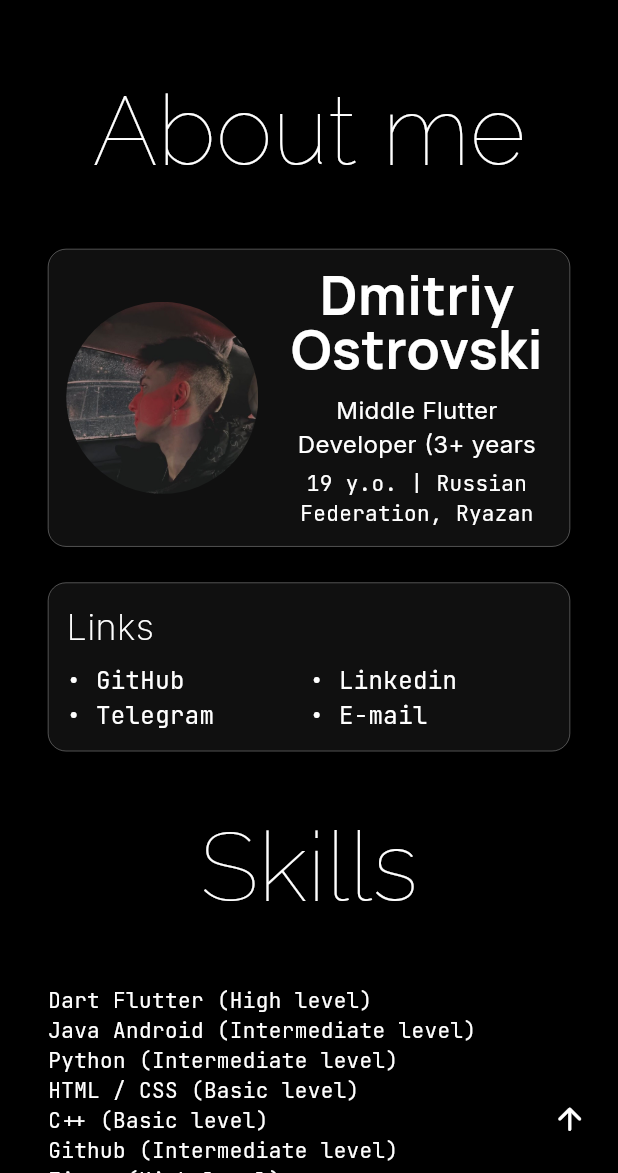
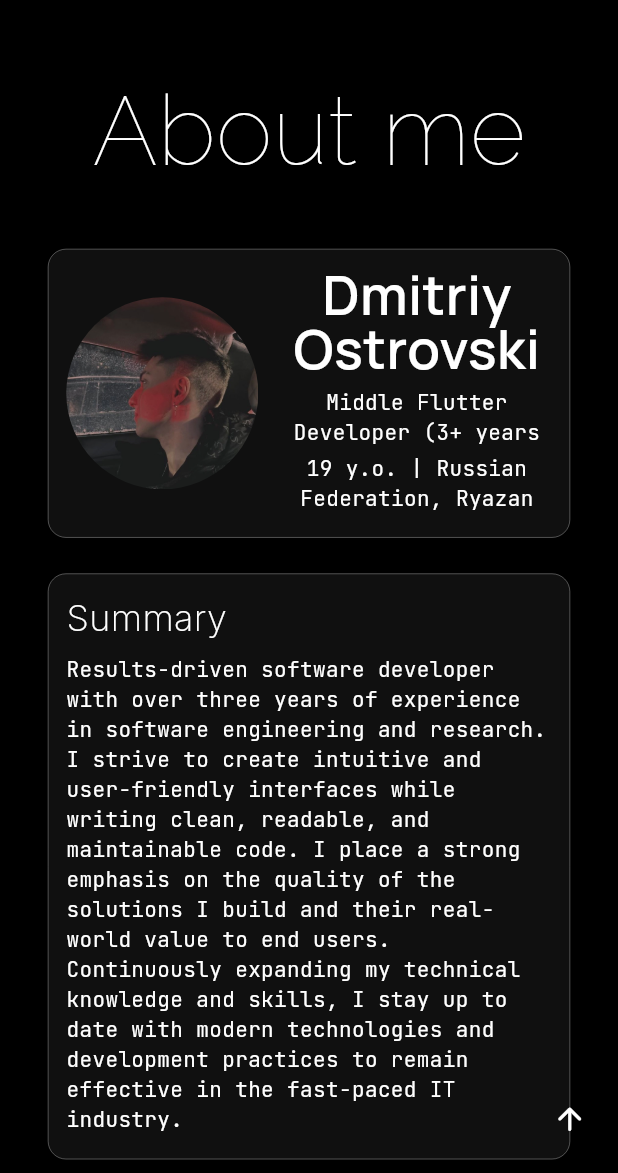
Before and after one commit to QUSAD-prod/qusad_prod_web, a Flutter app: the screen it shows after launch, after a tap on the "arrow downward" icon, on a phone screen of 412 x 824 dp, the part 63-1236 px from its top. Run offline on Flutter 3.47's test engine with Material 3 defaults, Android fonts, the phone set to English and light mode, and no system bars; our stand-ins replace animated_text_kit, google_fonts, sizer.

Commit message:
add summary info

```diff
--- /dev/null
+++ b/lib/features/about_group_widgets.dart
@@ -0,0 +1,127 @@
+part of 'home_screen.dart';
+
+Widget basicInfoWidget() {
+  return Container(
+    padding: EdgeInsets.all(12),
+    decoration: BoxDecoration(
+      color: Colors.white.withAlpha(16),
+      borderRadius: BorderRadius.circular(12),
+      border: Border.all(color: Colors.white, width: 0.2),
+    ),
+    constraints: BoxConstraints(minWidth: 100.w > 100.h ? 45.w : 100.w - 64, maxWidth: 100.w - 64),
+    child: Row(
+      mainAxisSize: MainAxisSize.min,
+      crossAxisAlignment: CrossAxisAlignment.center,
+      children: [
+        ClipRRect(
+          borderRadius: BorderRadius.circular(100),
+          child: Image.asset('assets/images/avatar.jpeg', width: 128, height: 128),
+        ),
+        const SizedBox(width: 16),
+        ConstrainedBox(
+          constraints: BoxConstraints(maxHeight: 256, maxWidth: 100.w - 232.4),
+          child: Column(
+            mainAxisSize: MainAxisSize.min,
+            crossAxisAlignment: CrossAxisAlignment.start,
+            children: [
+              Text(
+                'Dmitriy Ostrovskiy',
+                textAlign: TextAlign.center,
+                style: GoogleFonts.manrope(fontSize: 36, fontWeight: FontWeight.w600, height: 1),
+                maxLines: 2,
+              ),
+              SizedBox(height: 8),
+              Text(
+                "Middle Flutter Developer (3+ years of flutter experience)",
+                textAlign: TextAlign.center,
+                style: GoogleFonts.jetBrainsMono(),
+                maxLines: 2,
+              ),
+              SizedBox(height: 4),
+              Text(
+                "19 y.o. | Russian Federation, Ryazan",
+                textAlign: TextAlign.center,
+                style: GoogleFonts.jetBrainsMono(),
+                maxLines: 2,
+              ),
+              SizedBox(height: 4),
+            ],
+          ),
+        ),
+      ],
+    ),
+  );
+}
+
+Widget summaryWidget() {
+  return Container(
+    padding: EdgeInsets.all(12),
+    decoration: BoxDecoration(
+      color: Colors.white.withAlpha(16),
+      borderRadius: BorderRadius.circular(12),
+      border: Border.all(color: Colors.white, width: 0.2),
+    ),
+    constraints: BoxConstraints(maxWidth: 100.w > 100.h ? 45.w : 100.w - 64),
+    child: Column(
+      mainAxisSize: MainAxisSize.min,
+      crossAxisAlignment: CrossAxisAlignment.start,
+      children: [
+        Text('Summary', style: GoogleFonts.inter(fontSize: 24, fontWeight: FontWeight.w200)),
+        const SizedBox(height: 8),
+        Text(
+          "Results-driven software developer with over three years of experience in software engineering and research. I strive to create intuitive and user-friendly interfaces while writing clean, readable, and maintainable code. I place a strong emphasis on the quality of the solutions I build and their real-world value to end users. Continuously expanding my technical knowledge and skills, I stay up to date with modern technologies and development practices to remain effective in the fast-paced IT industry.",
+          style: GoogleFonts.jetBrainsMono(),
+        ),
+        const SizedBox(height: 4),
+      ],
+    ),
+  );
+}
+
+Widget linksWidget() {
+  return Container(
+    padding: EdgeInsets.all(12),
+    decoration: BoxDecoration(
+      color: Colors.white.withAlpha(16),
+      borderRadius: BorderRadius.circular(12),
+      border: Border.all(color: Colors.white, width: 0.2),
+    ),
+    constraints: BoxConstraints(maxWidth: 100.w - 64),
+    child: Row(
+      mainAxisSize: MainAxisSize.min,
+      children: [
+        const SizedBox(width: 8),
+        Transform.rotate(angle: pi / 12, child: Icon(Icons.chat_outlined, size: 36)),
+        const SizedBox(width: 16),
+        Column(
+          mainAxisSize: MainAxisSize.min,
+          crossAxisAlignment: CrossAxisAlignment.start,
+          children: [
+            Text('Links', style: GoogleFonts.inter(fontSize: 24, fontWeight: FontWeight.w200)),
+            const SizedBox(height: 8),
+            Table(
+              defaultColumnWidth: FixedColumnWidth(100.w > 100.h ? 15.w : 50.w - 44),
+              children: [
+                TableRow(
+                  children: [
+                    HoveredWebAnchor(label: "• GitHub", url: 'https://github.com/QUSAD-prod'),
+                    HoveredWebAnchor(
+                      label: "• Linkedin",
+                      url: 'https://www.linkedin.com/in/dmitriy-ostrovskiy-ab6615355/',
+                    ),
+                  ],
+                ),
+                TableRow(
+                  children: [
+                    HoveredWebAnchor(label: "• Telegram", url: 'https://t.me/prodbyqusad'),
+                    HoveredWebAnchor(label: "• E-mail", url: 'mailto:qusad.prod@gmail.com'),
+                  ],
+                ),
+              ],
+            ),
+          ],
+        ),
+      ],
+    ),
+  );
+}
--- a/lib/features/home_screen.dart
+++ b/lib/features/home_screen.dart
@@ -1,8 +1,12 @@
+import 'dart:math';
+
 import 'package:animated_text_kit/animated_text_kit.dart';
 import 'package:flutter/material.dart';
 import 'package:google_fonts/google_fonts.dart';
 import 'package:qusad_prod_web/core/widgets/hovered_web_anchor.dart';
 import 'package:sizer/sizer.dart';
+
+part 'about_group_widgets.dart';
 
 class HomeScreen extends StatefulWidget {
   const HomeScreen({super.key});
@@ -18,7 +22,7 @@ class _HomeScreenState extends State<HomeScreen> {
   double _logoOpacity = 1;
   double _aboutOpacity = 0;
   double _basicInfoOffset = -1;
-  double _linksOffset = 1;
+  double _summaryOffset = 1;
 
   @override
   void initState() {
@@ -45,17 +49,23 @@ class _HomeScreenState extends State<HomeScreen> {
       });
     }
 
-    if (_position.pixels <= 90.h) {
+    if (_position.pixels <= 65.h) {
       setState(() {
         _aboutOpacity = _position.pixels / 90.h;
-        _basicInfoOffset = -1 + (_position.pixels / 90.h);
-        _linksOffset = 1 - (_position.pixels / 90.h);
+        _basicInfoOffset = -1 + (_position.pixels / 65.h);
+        _summaryOffset = 1 - (_position.pixels / 90.h);
+      });
+    } else if (_position.pixels < 90.h) {
+      setState(() {
+        _aboutOpacity = _position.pixels / 90.h;
+        _basicInfoOffset = 0;
+        _summaryOffset = 1 - (_position.pixels / 90.h);
       });
     } else if (_position.pixels > 90.h) {
       setState(() {
         _aboutOpacity = 1;
         _basicInfoOffset = 0;
-        _linksOffset = 0;
+        _summaryOffset = 0;
       });
     }
   }
@@ -219,11 +229,16 @@ class _HomeScreenState extends State<HomeScreen> {
         ),
         SizedBox(height: 24),
         Transform.translate(
-          offset: Offset(_linksOffset * 100.w, 0),
+          offset: Offset(_summaryOffset * 100.w, 0),
           child: Opacity(
             opacity: _aboutOpacity,
-            child: Align(alignment: Alignment.topRight, child: linksWidget()),
+            child: Align(alignment: Alignment.topRight, child: summaryWidget()),
           ),
+        ),
+        SizedBox(height: 24),
+        Opacity(
+          opacity: _aboutOpacity,
+          child: Align(alignment: Alignment.topLeft, child: linksWidget()),
         ),
         SizedBox(height: 32),
         Center(
@@ -244,99 +259,4 @@ class _HomeScreenState extends State<HomeScreen> {
       ],
     );
   }
-
-  Widget linksWidget() {
-    return Container(
-      padding: EdgeInsets.all(12),
-      decoration: BoxDecoration(
-        color: Colors.white.withAlpha(16),
-        borderRadius: BorderRadius.circular(12),
-        border: Border.all(color: Colors.white, width: 0.2),
-      ),
-      constraints: BoxConstraints(maxWidth: 100.w - 64),
-      child: Column(
-        mainAxisSize: MainAxisSize.min,
-        crossAxisAlignment: CrossAxisAlignment.start,
-        children: [
-          Text('Links', style: GoogleFonts.inter(fontSize: 24, fontWeight: FontWeight.w200)),
-          const SizedBox(height: 8),
-          Table(
-            defaultColumnWidth: FixedColumnWidth(100.w > 100.h ? 20.w : 50.w - 44),
-            children: [
-              TableRow(
-                children: [
-                  HoveredWebAnchor(label: "• GitHub", url: 'https://github.com/QUSAD-prod'),
-                  HoveredWebAnchor(
-                    label: '• Linkedin',
-                    url: 'https://www.linkedin.com/in/dmitriy-ostrovskiy-ab6615355/',
-                  ),
-                ],
-              ),
-              TableRow(
-                children: [
-                  HoveredWebAnchor(label: '• Telegram', url: 'https://t.me/prodbyqusad'),
-                  HoveredWebAnchor(label: '• E-mail', url: 'mailto:qusad.prod@gmail.com'),
-                ],
-              ),
-            ],
-          ),
-        ],
-      ),
-    );
-  }
-
-  Widget basicInfoWidget() {
-    return Container(
-      padding: EdgeInsets.all(12),
-      decoration: BoxDecoration(
-        color: Colors.white.withAlpha(16),
-        borderRadius: BorderRadius.circular(12),
-        border: Border.all(color: Colors.white, width: 0.2),
-      ),
-      constraints: BoxConstraints(
-        minWidth: 100.w > 100.h ? 50.w : 100.w - 64,
-        maxWidth: 100.w - 64,
-      ),
-      child: Row(
-        mainAxisSize: MainAxisSize.min,
-        crossAxisAlignment: CrossAxisAlignment.center,
-        children: [
-          ClipRRect(
-            borderRadius: BorderRadius.circular(100),
-            child: Image.asset('assets/images/avatar.jpeg', width: 128, height: 128),
-          ),
-          const SizedBox(width: 16),
-          ConstrainedBox(
-            constraints: BoxConstraints(minHeight: 128, maxHeight: 256, maxWidth: 100.w - 232.4),
-            child: Column(
-              mainAxisSize: MainAxisSize.min,
-              crossAxisAlignment: CrossAxisAlignment.start,
-              children: [
-                Text(
-                  'Dmitriy Ostrovskiy',
-                  textAlign: TextAlign.center,
-                  style: GoogleFonts.manrope(fontSize: 36, fontWeight: FontWeight.bold, height: 1),
-                  maxLines: 2,
-                ),
-                SizedBox(height: 12),
-                Text(
-                  'Middle Flutter Developer (3+ years of flutter experience)',
-                  textAlign: TextAlign.center,
-                  style: GoogleFonts.inter(fontSize: 16),
-                  maxLines: 2,
-                ),
-                SizedBox(height: 4),
-                Text(
-                  '19 y.o. | Russian Federation, Ryazan',
-                  textAlign: TextAlign.center,
-                  style: GoogleFonts.jetBrainsMono(),
-                  maxLines: 2,
-                ),
-              ],
-            ),
-          ),
-        ],
-      ),
-    );
-  }
 }
```
